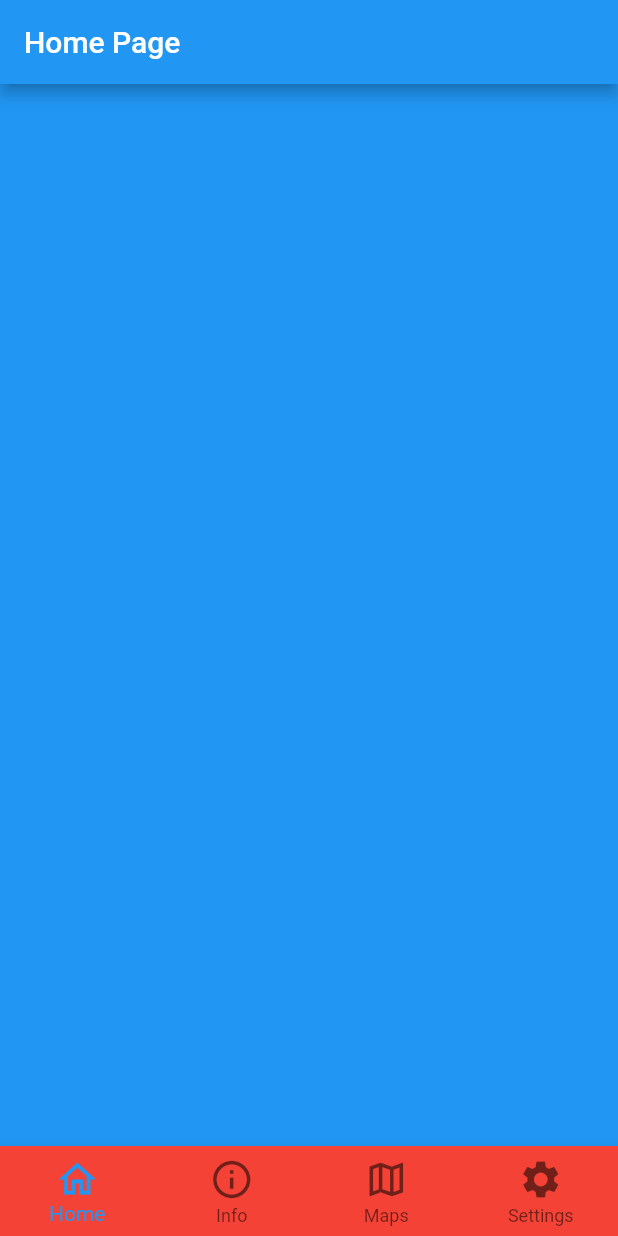
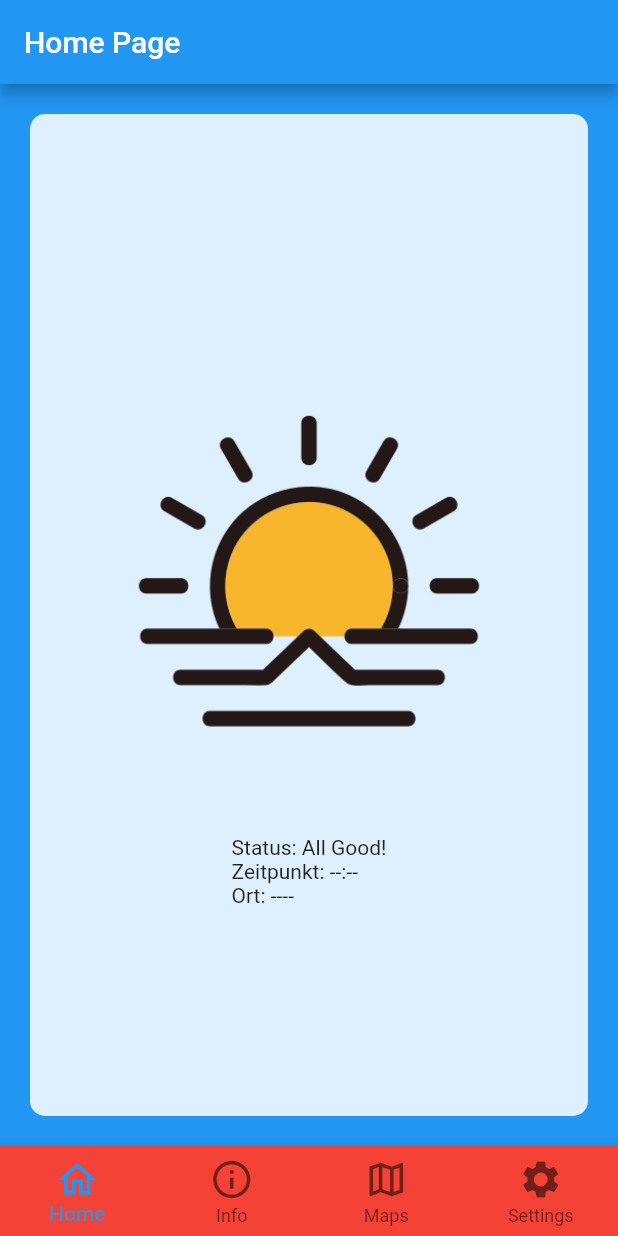
Before and after one commit to JINL020/flutter-app-group-project, a Flutter app: the screen it shows after launch, on a phone screen of 412 x 824 dp. Run offline on Flutter 3.47's test engine with Material 2 defaults, Android fonts, the light colour scheme and no system bars; our stand-ins replace firebase_core, flutter_local_notifications, logger; accounts and stored records are empty.

Commit message:
updated statusBox

```diff
--- a/lib/pages/home_page.dart
+++ b/lib/pages/home_page.dart
@@ -1,5 +1,6 @@
 import 'package:flutter/material.dart';
 import 'package:hci_m3_app/model/alarm_mode.dart';
+import 'package:hci_m3_app/widgets/status_box.dart';
 import 'package:logger/logger.dart';
 import 'package:provider/provider.dart';
 /*
@@ -45,7 +46,7 @@ class HomePage extends StatelessWidget {
     final isAlarm = Provider.of<AlarmMode>(context).isAlarm;
     var logger = Logger();
     logger.d(isAlarm);
-    return isAlarm ? fireHomePage() : fineHomePage();
+    return isAlarm ? fireHomePage() : noFireHomePage();
     /*return Scaffold(
       appBar: AppBar(
         title: Text("Home Page"),
@@ -68,14 +69,39 @@ Widget fireHomePage() {
       title: Text("Home Page"),
     ),
     backgroundColor: Colors.red,
+    body: StatusBox(
+      isAlarm: true,
+      alarmStatus: "Feueralarm!",
+      timeStamp: DateTime.now().hour.toString() +
+          ":" +
+          DateTime.now().minute.toString(),
+      place: "Währinger Straße 29",
+    ),
   );
 }
 
-Widget fineHomePage() {
+Widget noFireHomePage() {
   return Scaffold(
     appBar: AppBar(
       title: Text("Home Page"),
     ),
     backgroundColor: Colors.blue,
+    body: StatusBox(
+      isAlarm: false,
+      alarmStatus: "All Good!",
+      timeStamp: "--:--",
+      place: "----",
+    ),
   );
 }
+
+Widget statusInfo() {
+  return Center(
+    child: Container(
+      margin: EdgeInsets.all(10.0),
+      padding: EdgeInsets.all(10.0),
+      width: 48.0,
+      height: 48.0,
+    ),
+  );
+}
--- a/lib/pages/settings_page.dart
+++ b/lib/pages/settings_page.dart
@@ -24,7 +24,7 @@ class _SettingsPageState extends State<SettingsPage>
         title: Text("Settings page"),
       ),
       floatingActionButton: FloatingActionButton(
-        onPressed: () => Timer(Duration(seconds: 10), () {
+        onPressed: () => Timer(Duration(seconds: 1), () {
           setOffAlarm();
         }),
         child: Icon(Icons.add),
--- /dev/null
+++ b/lib/widgets/status_box.dart
@@ -0,0 +1,65 @@
+import 'package:flutter/material.dart';
+import 'package:hci_m3_app/config/colors.dart';
+
+class StatusBox extends StatelessWidget {
+  final bool isAlarm;
+  final String alarmStatus;
+  final String timeStamp;
+  final String place;
+  const StatusBox(
+      {Key key,
+      @required this.isAlarm,
+      @required this.alarmStatus,
+      @required this.timeStamp,
+      @required this.place})
+      : super(key: key);
+
+  @override
+  Widget build(BuildContext context) {
+    // container sizes itself to it's child
+    //column takes as much space as possible
+    //Text takes as much space as possible
+    print(isAlarm);
+    return Center(
+      child: Container(
+        margin: EdgeInsets.symmetric(
+          horizontal: 20,
+          vertical: 20,
+        ), // empty space surrounding the widget
+        padding: EdgeInsets.all(15.0), // space between child and boundary
+        width: double.infinity,
+        decoration: BoxDecoration(
+          color: AppColors.StatusBoxWhite,
+          shape: BoxShape.rectangle,
+          borderRadius: BorderRadius.circular(10),
+        ),
+        child: Center(
+          child: Column(
+            mainAxisSize: MainAxisSize.min,
+            children: [
+              Align(
+                alignment: Alignment.topCenter,
+                child: isAlarm
+                    ? Image.asset(
+                        'assets/emergency_light.png',
+                      )
+                    : Image.asset('assets/sun_sunrise.png'),
+              ),
+              Align(
+                alignment: Alignment.bottomCenter,
+                child: Column(
+                  crossAxisAlignment: CrossAxisAlignment.start,
+                  children: [
+                    Text("Status: $alarmStatus"),
+                    Text("Zeitpunkt: $timeStamp"),
+                    Text("Ort: $place"),
+                  ],
+                ),
+              )
+            ],
+          ),
+        ),
+      ),
+    );
+  }
+}
```
